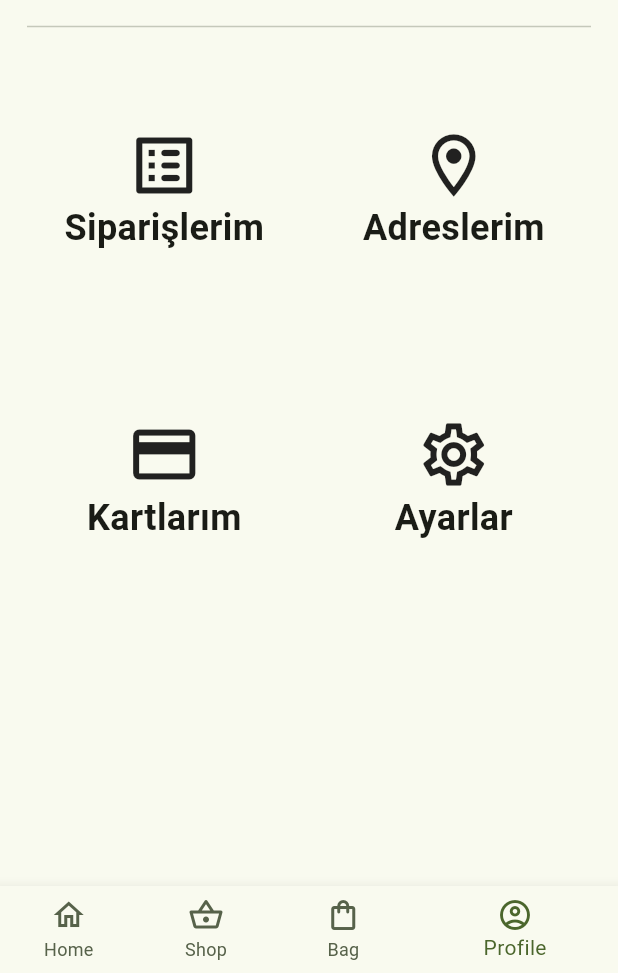
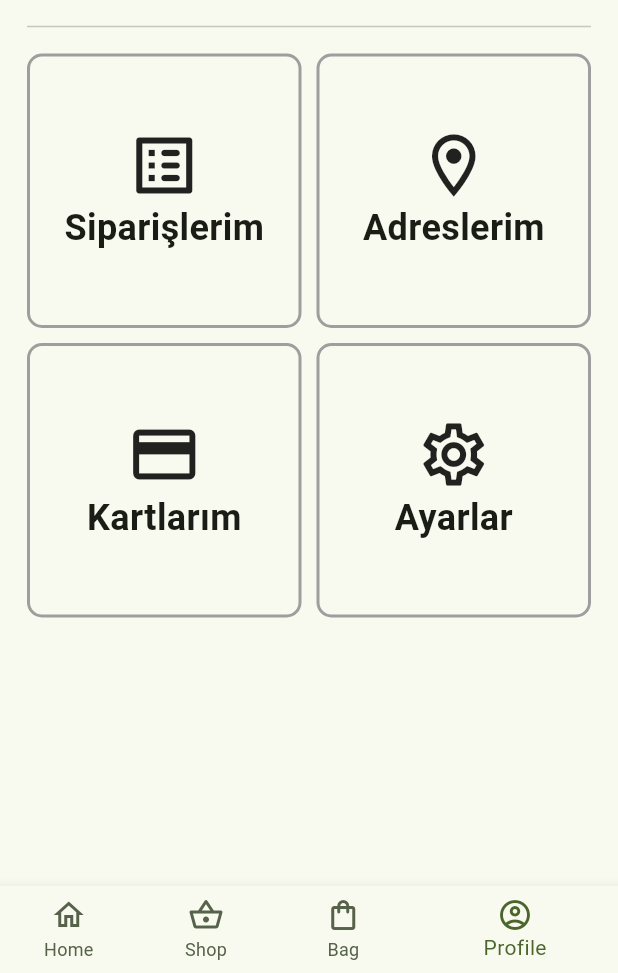
Before and after one commit to omerfaruksomay/zeydal_ecom, a Flutter app: the MainLayout screen opened directly, item 4 of the bottom bar chosen, on a phone screen of 412 x 824 dp, the part 263-1236 px from its top. Run offline on Flutter 3.47's test engine with Material 3 defaults, Android fonts, the phone set to English and light mode, and no system bars; drawn by our look-alikes of flutter_animate.

Commit message:
cards edited

```diff
--- a/lib/view/main_pages/home_page.dart
+++ b/lib/view/main_pages/home_page.dart
@@ -28,7 +28,7 @@ class HomePage extends StatelessWidget {
   }
 
   Widget _buildHeroSection() {
-    return  SizedBox(
+    return SizedBox(
       height: 250,
       child: Stack(
         children: [
@@ -78,10 +78,10 @@ class HomePage extends StatelessWidget {
                   onPressed: () {
                     print("View All pressed");
                   },
-                  child: Text('View All'))
+                  child: const Text('View All'))
             ],
           ),
-          SizedBox(height: 10),
+          const SizedBox(height: 10),
           SingleChildScrollView(
             scrollDirection: Axis.horizontal,
             child: Row(
--- a/lib/view/widgets/custom_grid_item.dart
+++ b/lib/view/widgets/custom_grid_item.dart
@@ -26,6 +26,14 @@ class CustomGridItem extends StatelessWidget {
         borderRadius: const BorderRadius.all(Radius.circular(10)),
         highlightColor: clickColor,
         onTap: onTap,
+        child: Container(
+          decoration: BoxDecoration(
+            border: Border.all(
+              color: Colors.grey,
+              width: 2,
+            ),
+            borderRadius: BorderRadius.circular(10),
+          ),
           child: GridTile(
             child: Column(
               mainAxisAlignment: MainAxisAlignment.center,
@@ -45,6 +53,7 @@ class CustomGridItem extends StatelessWidget {
             ),
           ),
         ),
+      ),
     );
   }
 }
```
Also changed, not shown: lib/view/auth/login_page.dart (+2 -14 lines), lib/view_model/auth/login_view_model.dart (+13 -3 lines). Lines whose indentation alone changed are shown as unchanged.
